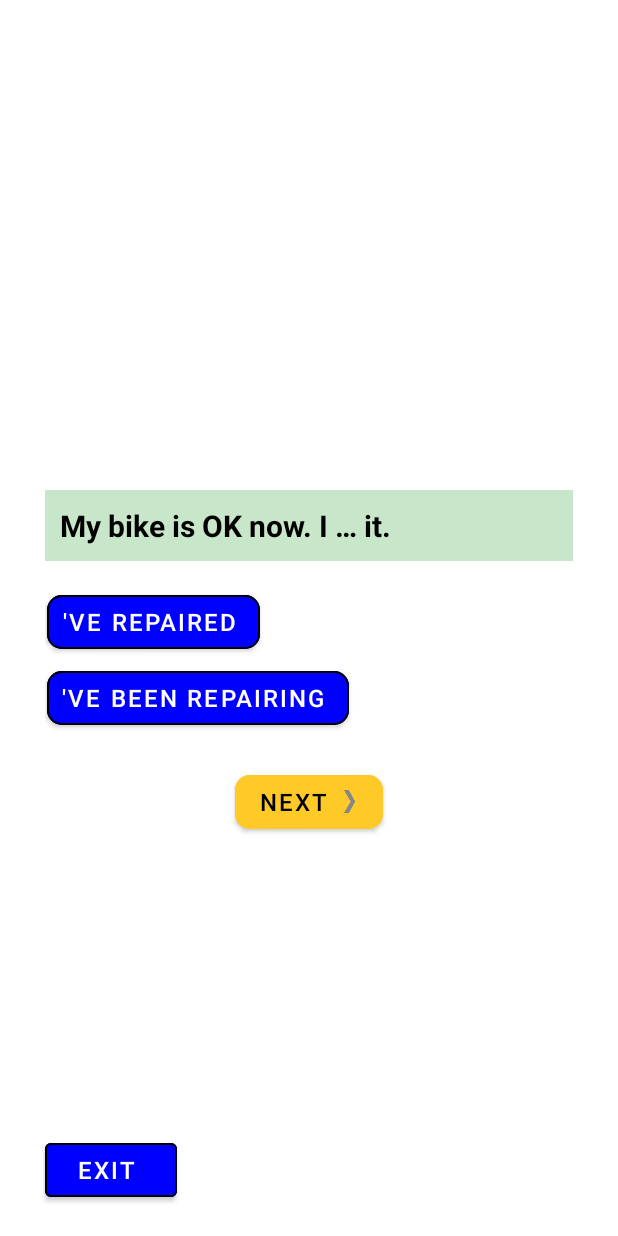
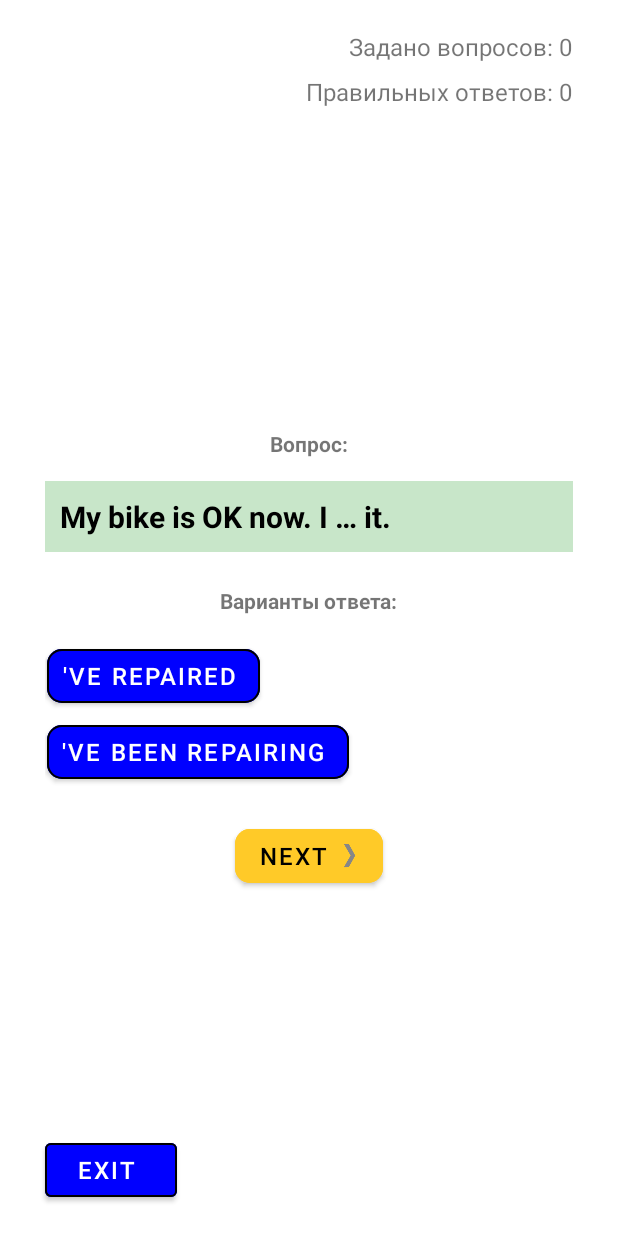
Before and after one commit to yudin5/EnglishQuiz, an Android app: the screen it shows after launch (MainActivity), on a phone screen of 412 x 824 dp. Run offline under Robolectric (Android 15) with nearby library versions, the phone set to English and light mode, and no system bars.

Commit message:
add views and questions

```diff
--- a/app/src/main/java/com/example/englishquiz/MainActivity.java
+++ b/app/src/main/java/com/example/englishquiz/MainActivity.java
@@ -17,7 +17,9 @@ public class MainActivity extends AppCompatActivity {
     private Button exitButton;
     private TextView questionTextView;
     private TextView explanationTextView;
-    private TextView statisticsTextView;
+
+    private TextView questionAskedQuantity;
+    private TextView rightAnswersQuantity;
 
     private int userCorrectAnswers = 0;
     private int questionsAsked = 0;
@@ -38,8 +40,8 @@ public class MainActivity extends AppCompatActivity {
         explanationTextView = findViewById(R.id.explanation_text_view);
         explanationTextView.setVisibility(View.INVISIBLE);
 
-        statisticsTextView = findViewById(R.id.statistics_text_view);
-        statisticsTextView.setVisibility(View.INVISIBLE);
+        questionAskedQuantity = findViewById(R.id.question_asked_qantity);
+        rightAnswersQuantity = findViewById(R.id.right_answers_quantity);
 
         exitButton = findViewById(R.id.btn_exit);
         exitButton.setBackgroundColor(Color.BLUE);
@@ -88,7 +90,6 @@ public class MainActivity extends AppCompatActivity {
         firstOptionButton.setEnabled(false);
         secondOptionButton.setEnabled(false);
         explanationTextView.setVisibility(View.VISIBLE);
-        statisticsTextView.setVisibility(View.VISIBLE);
 
         // Это просто, чтобы вытащить "1" или "2", то есть получить правильный ответ. Фейспалм.
         int rightAnswer = Integer.parseInt(getString(questionBank[currentIndex].rightAnswer));
@@ -114,7 +115,8 @@ public class MainActivity extends AppCompatActivity {
             }
         }
         questionsAsked++; // увеличиваем счётчик заданных вопросов
-        statisticsTextView.setText(String.format("Количество правильных ответов: %s из %s", userCorrectAnswers, questionsAsked));
+        questionAskedQuantity.setText(String.format("Задано вопросов: %s", questionsAsked));
+        rightAnswersQuantity.setText(String.format("Правильных ответов: %s", userCorrectAnswers));
 
         int toastMessageId = isUserAnswerCorrect ? R.string.toast_correct : R.string.toast_incorrect;
         Toast.makeText(this, toastMessageId, Toast.LENGTH_SHORT).show();
--- a/app/src/main/res/layout/activity_main.xml
+++ b/app/src/main/res/layout/activity_main.xml
@@ -12,12 +12,26 @@
     <!-- Кнопка NEXT -->
 
     <TextView
+        android:id="@+id/right_answers_quantity"
+        android:layout_width="wrap_content"
+        android:layout_height="wrap_content"
+        android:layout_marginTop="50dp"
+        android:layout_marginEnd="20dp"
+        android:text="@string/right_answers"
+        android:textAlignment="center"
+        android:textSize="16sp"
+        app:layout_constraintEnd_toEndOf="parent"
+        app:layout_constraintHorizontal_bias="0.954"
+        app:layout_constraintStart_toStartOf="parent"
+        app:layout_constraintTop_toTopOf="parent" />
+
+    <TextView
         android:id="@+id/question_text_view"
         android:layout_width="0dp"
         android:layout_height="wrap_content"
         android:layout_marginStart="30dp"
         android:layout_marginEnd="30dp"
-        android:layout_marginBottom="450dp"
+        android:layout_marginBottom="456dp"
         android:background="#C8E6C9"
         android:gravity="left"
         android:padding="10dp"
@@ -42,7 +56,7 @@
         app:layout_constraintHorizontal_bias="0.0"
         app:layout_constraintStart_toStartOf="parent"
         app:layout_constraintTop_toBottomOf="@+id/question_text_view"
-        app:layout_constraintVertical_bias="0.044">
+        app:layout_constraintVertical_bias="0.161">
 
         <Button
             android:id="@+id/first_option_button"
@@ -108,12 +122,12 @@
         tools:text="@string/q_1_explanation" />
 
     <TextView
-        android:id="@+id/statistics_text_view"
+        android:id="@+id/question_asked_qantity"
         android:layout_width="wrap_content"
         android:layout_height="wrap_content"
-        android:layout_marginTop="30dp"
+        android:layout_marginTop="20dp"
         android:layout_marginEnd="20dp"
-        android:text="@string/statistics"
+        android:text="@string/questions_asked"
         android:textAlignment="center"
         android:textSize="16sp"
         app:layout_constraintEnd_toEndOf="parent"
@@ -135,5 +149,27 @@
         app:layout_constraintStart_toStartOf="parent"
         app:strokeWidth="1sp" />
 
+    <TextView
+        android:id="@+id/textView"
+        android:layout_width="wrap_content"
+        android:layout_height="wrap_content"
+        android:layout_marginBottom="15dp"
+        android:text="Вопрос:"
+        android:textStyle="bold"
+        app:layout_constraintBottom_toTopOf="@+id/question_text_view"
+        app:layout_constraintEnd_toEndOf="parent"
+        app:layout_constraintStart_toStartOf="parent" />
+
+    <TextView
+        android:id="@+id/textView2"
+        android:layout_width="wrap_content"
+        android:layout_height="wrap_content"
+        android:layout_marginBottom="15dp"
+        android:text="Варианты ответа:"
+        android:textStyle="bold"
+        app:layout_constraintBottom_toTopOf="@+id/linearLayout"
+        app:layout_constraintEnd_toEndOf="parent"
+        app:layout_constraintStart_toStartOf="parent" />
+
 
 </androidx.constraintlayout.widget.ConstraintLayout>
--- a/app/src/main/res/values/strings.xml
+++ b/app/src/main/res/values/strings.xml
@@ -10,6 +10,7 @@
     <string name="exit_button">Exit</string>
 
     <!--    Количество правильных ответов -->
-    <string name="statistics">Количество правильных ответов: 0 из 0</string>
+    <string name="questions_asked">Задано вопросов: 0</string>
+    <string name="right_answers">Правильных ответов: 0</string>
 
 </resources>
```
Also changed, not shown: app/src/main/res/values/questions.xml (+24 -0 lines).
